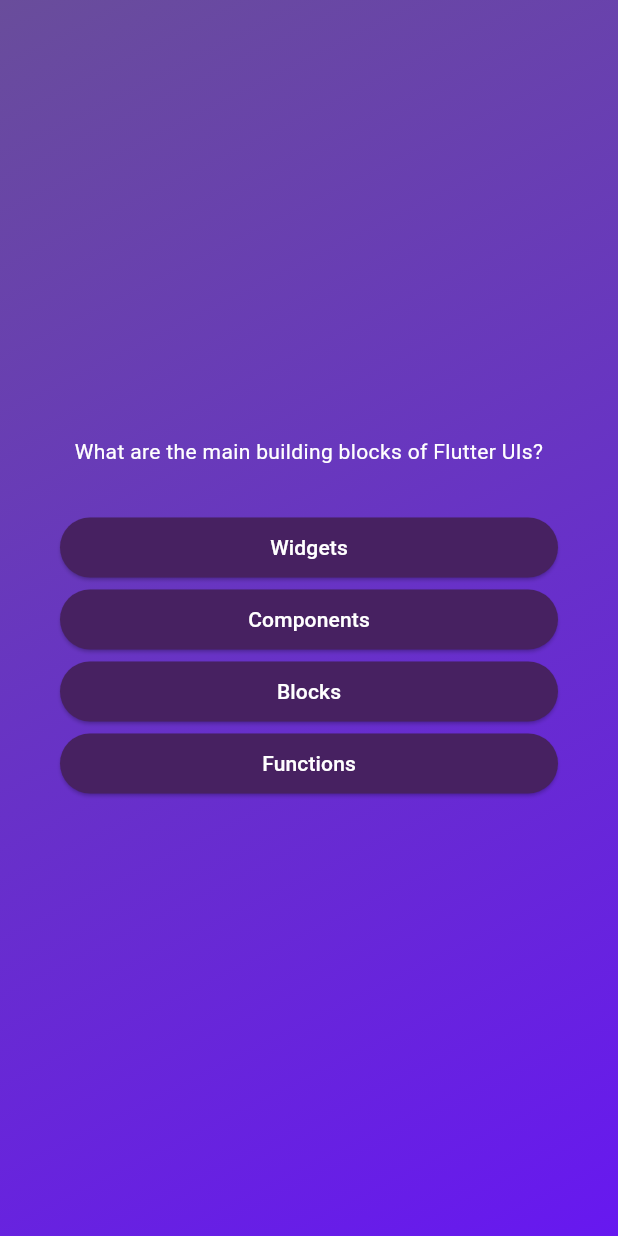
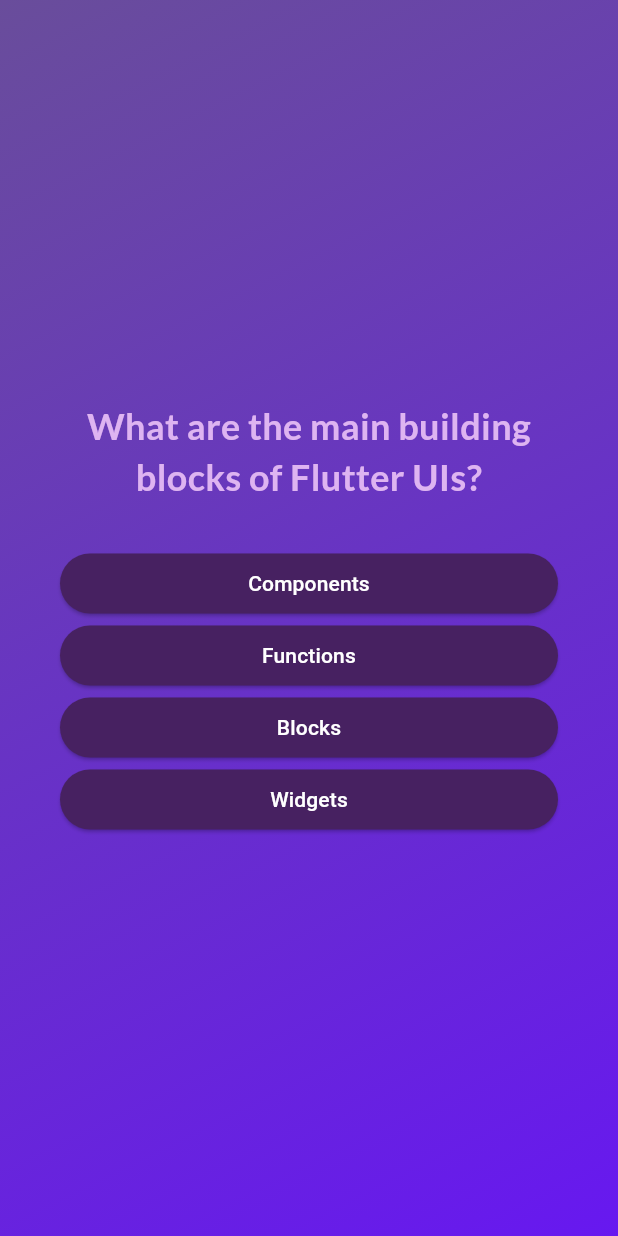
Before and after one commit to redom69/quiz-app-flutter, a Flutter app: the screen it shows after launch, after a tap on "Start Quiz", on a phone screen of 412 x 824 dp. Run offline on Flutter 3.47's test engine with Material 3 defaults, Android fonts, the phone set to English and light mode, and no system bars; our stand-ins replace google_fonts.

```diff
--- a/lib/answer_button.dart
+++ b/lib/answer_button.dart
@@ -15,6 +15,9 @@ class AnswerButton extends StatelessWidget {
             foregroundColor: Colors.white,
             shape: RoundedRectangleBorder(
                 borderRadius: BorderRadius.circular(40))),
-        child: Text(text));
+        child: Text(
+          text,
+          textAlign: TextAlign.center,
+        ));
   }
 }
--- a/lib/background.dart
+++ b/lib/background.dart
@@ -1,4 +1,5 @@
 import 'package:flutter/material.dart';
+import 'package:google_fonts/google_fonts.dart';
 
 class Background extends StatelessWidget {
   const Background(this.startQuiz, {super.key});
@@ -24,9 +25,9 @@ class Background extends StatelessWidget {
         const SizedBox(
           height: 80,
         ),
-        const Text('Learn Flutter the fun way!',
-            style: TextStyle(
-                color: Color.fromARGB(255, 247, 242, 255), fontSize: 30)),
+        Text('Learn Flutter the fun way!',
+            style: GoogleFonts.lato(
+                color: const Color.fromARGB(255, 247, 242, 255), fontSize: 30)),
         const SizedBox(
           height: 30,
         ),
--- a/lib/models/quiz_questions.dart
+++ b/lib/models/quiz_questions.dart
@@ -3,4 +3,10 @@ class QuizQuestions {
 
   final String text;
   final List<String> answers;
+
+  List<String> getShuffledAnswers() {
+    final shuffledList = List.of(answers);
+    shuffledList.shuffle();
+    return shuffledList;
+  }
 }
--- a/lib/questions_screens.dart
+++ b/lib/questions_screens.dart
@@ -1,9 +1,12 @@
 import 'package:flutter/material.dart';
 import 'package:quiz_app/answer_button.dart';
 import 'package:quiz_app/data/questions.dart';
+import 'package:google_fonts/google_fonts.dart';
 
 class QuestionsScreens extends StatefulWidget {
-  const QuestionsScreens({super.key});
+  const QuestionsScreens({super.key, required this.onSelectAnswer});
+
+  final void Function(String answer) onSelectAnswer;
 
   @override
   State<QuestionsScreens> createState() {
@@ -12,9 +15,18 @@ class QuestionsScreens extends StatefulWidget {
 }
 
 class _QuestionsScreensState extends State<QuestionsScreens> {
+  var currentQuestionIndex = 0;
+
+  void answerQuestion(String selectedAnswer) {
+    widget.onSelectAnswer(selectedAnswer);
+    setState(() {
+      currentQuestionIndex++;
+    });
+  }
+
   @override
   Widget build(BuildContext context) {
-    final currentQuestion = questions[0];
+    final currentQuestion = questions[currentQuestionIndex];
 
     return SizedBox(
         width: double.infinity,
@@ -26,14 +38,19 @@ class _QuestionsScreensState extends State<QuestionsScreens> {
             children: [
               Text(
                 currentQuestion.text,
-                style: const TextStyle(color: Colors.white),
+                style: GoogleFonts.lato(
+                    color: const Color.fromARGB(255, 222, 180, 241),
+                    fontSize: 24,
+                    fontWeight: FontWeight.bold),
                 textAlign: TextAlign.center,
               ),
               const SizedBox(height: 30),
-              ...currentQuestion.answers.map((item) {
+              ...currentQuestion.getShuffledAnswers().map((item) {
                 return AnswerButton(
                   text: item,
-                  onTap: () {},
+                  onTap: () {
+                    answerQuestion(item);
+                  },
                 );
               })
             ],
--- a/lib/quiz.dart
+++ b/lib/quiz.dart
@@ -1,6 +1,8 @@
 import 'package:flutter/material.dart';
 import 'package:quiz_app/background.dart';
+import 'package:quiz_app/data/questions.dart';
 import 'package:quiz_app/questions_screens.dart';
+import 'package:quiz_app/results_screen.dart';
 
 class Quiz extends StatefulWidget {
   const Quiz({super.key});
@@ -12,6 +14,7 @@ class Quiz extends StatefulWidget {
 }
 
 class _QuizState extends State<Quiz> {
+  List<String> selectedAnswers = [];
   var activeScreen = 'start-screen';
 
   void switchScreen() {
@@ -20,12 +23,29 @@ class _QuizState extends State<Quiz> {
     });
   }
 
+  void chooseAnswer(String answer) {
+    selectedAnswers.add(answer);
+    if (selectedAnswers.length == questions.length) {
+      setState(() {
+        activeScreen = 'result-screen';
+      });
+    }
+  }
+
   @override
   Widget build(BuildContext context) {
     Widget screenWidget = Background(switchScreen);
 
     if (activeScreen == 'questions-screen') {
-      screenWidget = const QuestionsScreens();
+      screenWidget = QuestionsScreens(
+        onSelectAnswer: chooseAnswer,
+      );
+    }
+
+    if (activeScreen == 'result-screen') {
+      screenWidget = ResultsScreen(
+        choosenAnswers: selectedAnswers,
+      );
     }
 
     return Container(
--- a/pubspec.yaml
+++ b/pubspec.yaml
@@ -35,6 +35,7 @@ dependencies:
   # The following adds the Cupertino Icons font to your application.
   # Use with the CupertinoIcons class for iOS style icons.
   cupertino_icons: ^1.0.8
+  google_fonts: ^6.2.1
 
 dev_dependencies:
   flutter_test:
```
Also changed, not shown: lib/question_summary.dart (added, +35 -0 lines), lib/results_screen.dart (added, +54 -0 lines), pubspec.lock.
